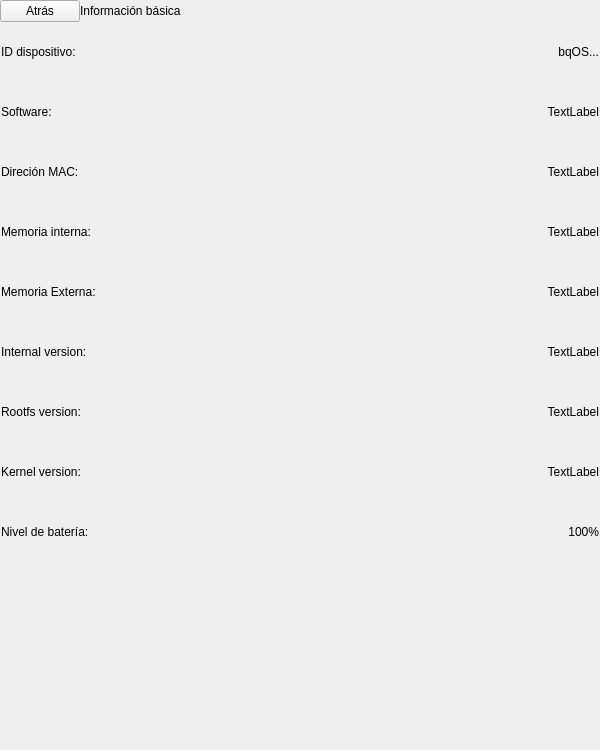
Before: the Qt Designer form bqSetting/ui/SettingsTechnicalInfo.ui in bq/cervantes, drawn with Qt 5.
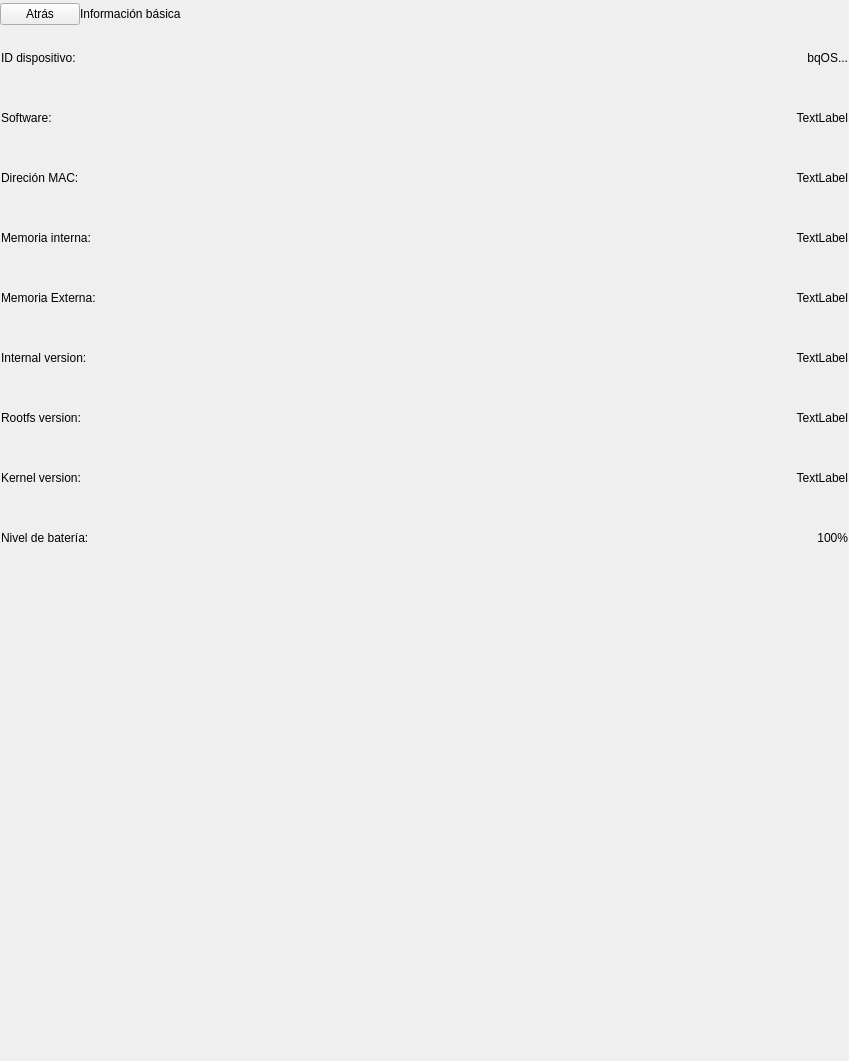
After: the same form once the commit is applied. Custom widgets are drawn as their Qt base class.

Patch:
```diff
--- a/bqSetting/ui/SettingsTechnicalInfo.ui
+++ b/bqSetting/ui/SettingsTechnicalInfo.ui
@@ -6,8 +6,8 @@
    <rect>
     <x>0</x>
     <y>0</y>
-    <width>600</width>
-    <height>750</height>
+    <width>849</width>
+    <height>1061</height>
    </rect>
   </property>
   <property name="sizePolicy">
@@ -18,14 +18,14 @@
   </property>
   <property name="minimumSize">
    <size>
-    <width>600</width>
-    <height>750</height>
+    <width>0</width>
+    <height>0</height>
    </size>
   </property>
   <property name="maximumSize">
    <size>
-    <width>600</width>
-    <height>750</height>
+    <width>849</width>
+    <height>1061</height>
    </size>
   </property>
   <property name="windowTitle">
@@ -71,7 +71,7 @@
         <property name="maximumSize">
          <size>
           <width>16777215</width>
-          <height>10000</height>
+          <height>14142</height>
          </size>
         </property>
         <property name="text">
@@ -86,8 +86,8 @@
         </property>
         <property name="sizeHint" stdset="0">
          <size>
-          <width>40</width>
-          <height>20</height>
+          <width>57</width>
+          <height>28</height>
          </size>
         </property>
        </spacer>
@@ -151,8 +151,8 @@
            </property>
            <property name="maximumSize">
             <size>
-             <width>228</width>
-             <height>60</height>
+             <width>322</width>
+             <height>85</height>
             </size>
            </property>
            <property name="text">
@@ -173,8 +173,8 @@
            </property>
            <property name="maximumSize">
             <size>
-             <width>10000</width>
-             <height>60</height>
+             <width>14142</width>
+             <height>85</height>
             </size>
            </property>
            <property name="text">
@@ -207,8 +207,8 @@
            </property>
            <property name="maximumSize">
             <size>
-             <width>228</width>
-             <height>60</height>
+             <width>322</width>
+             <height>85</height>
             </size>
            </property>
            <property name="text">
@@ -229,8 +229,8 @@
            </property>
            <property name="maximumSize">
             <size>
-             <width>10000</width>
-             <height>60</height>
+             <width>14142</width>
+             <height>85</height>
             </size>
            </property>
            <property name="text">
@@ -263,8 +263,8 @@
            </property>
            <property name="maximumSize">
             <size>
-             <width>228</width>
-             <height>60</height>
+             <width>322</width>
+             <height>85</height>
             </size>
            </property>
            <property name="text">
@@ -285,8 +285,8 @@
            </property>
            <property name="maximumSize">
             <size>
-             <width>10000</width>
-             <height>60</height>
+             <width>14142</width>
+             <height>85</height>
             </size>
            </property>
            <property name="text">
@@ -319,8 +319,8 @@
            </property>
            <property name="maximumSize">
             <size>
-             <width>228</width>
-             <height>60</height>
+             <width>322</width>
+             <height>85</height>
             </size>
            </property>
            <property name="text">
@@ -341,8 +341,8 @@
            </property>
            <property name="maximumSize">
             <size>
-             <width>10000</width>
-             <height>60</height>
+             <width>14142</width>
+             <height>85</height>
             </size>
            </property>
            <property name="text">
@@ -375,8 +375,8 @@
            </property>
            <property name="maximumSize">
             <size>
-             <width>228</width>
-             <height>60</height>
+             <width>322</width>
+             <height>85</height>
             </size>
            </property>
            <property name="text">
@@ -397,8 +397,8 @@
            </property>
            <property name="maximumSize">
             <size>
-             <width>10000</width>
-             <height>60</height>
+             <width>14142</width>
+             <height>85</height>
             </size>
            </property>
            <property name="text">
@@ -423,16 +423,22 @@
          </property>
          <item>
           <widget class="QLabel" name="internalVersionLbl">
+           <property name="sizePolicy">
+            <sizepolicy hsizetype="Fixed" vsizetype="Preferred">
+             <horstretch>0</horstretch>
+             <verstretch>0</verstretch>
+            </sizepolicy>
+           </property>
            <property name="minimumSize">
             <size>
-             <width>228</width>
+             <width>184</width>
              <height>60</height>
             </size>
            </property>
            <property name="maximumSize">
             <size>
-             <width>198</width>
-             <height>60</height>
+             <width>260</width>
+             <height>85</height>
             </size>
            </property>
            <property name="text">
@@ -447,14 +453,14 @@
           <widget class="QLabel" name="internalVersionValLbl">
            <property name="minimumSize">
             <size>
-             <width>300</width>
+             <width>250</width>
              <height>60</height>
             </size>
            </property>
            <property name="maximumSize">
             <size>
-             <width>10000</width>
-             <height>60</height>
+             <width>14142</width>
+             <height>85</height>
             </size>
            </property>
            <property name="text">
@@ -487,8 +493,8 @@
            </property>
            <property name="maximumSize">
             <size>
-             <width>228</width>
-             <height>60</height>
+             <width>322</width>
+             <height>85</height>
             </size>
            </property>
            <property name="text">
@@ -509,8 +515,8 @@
            </property>
            <property name="maximumSize">
             <size>
-             <width>10000</width>
-             <height>60</height>
+             <width>14142</width>
+             <height>85</height>
             </size>
            </property>
            <property name="text">
@@ -543,8 +549,8 @@
            </property>
            <property name="maximumSize">
             <size>
-             <width>228</width>
-             <height>60</height>
+             <width>322</width>
+             <height>85</height>
             </size>
            </property>
            <property name="text">
@@ -571,8 +577,8 @@
            </property>
            <property name="maximumSize">
             <size>
-             <width>10000</width>
-             <height>60</height>
+             <width>14142</width>
+             <height>85</height>
             </size>
            </property>
            <property name="text">
@@ -605,8 +611,8 @@
            </property>
            <property name="maximumSize">
             <size>
-             <width>228</width>
-             <height>60</height>
+             <width>322</width>
+             <height>85</height>
             </size>
            </property>
            <property name="text">
@@ -627,8 +633,8 @@
            </property>
            <property name="maximumSize">
             <size>
-             <width>10000</width>
-             <height>60</height>
+             <width>14142</width>
+             <height>85</height>
             </size>
            </property>
            <property name="text">
@@ -655,8 +661,8 @@
      </property>
      <property name="sizeHint" stdset="0">
       <size>
-       <width>20</width>
-       <height>40</height>
+       <width>28</width>
+       <height>57</height>
       </size>
      </property>
     </spacer>
```
Left out of the diff: 16 changed lines with no effect on the pictures.
